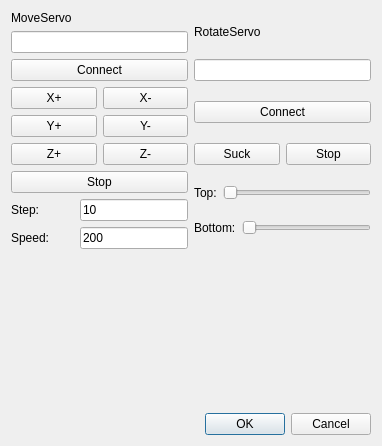
Before: the Qt Designer form servotestdialog.ui in wh201906/Pharmacy_Robot, drawn with Qt 5.
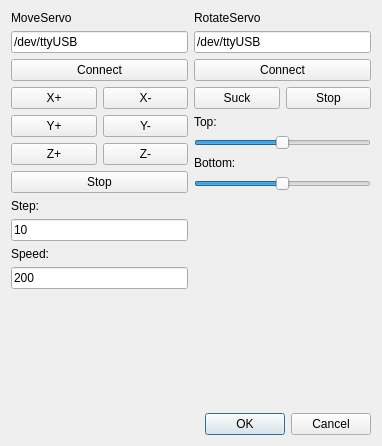
After: the same form once the commit is applied.

```diff
--- a/servotestdialog.ui
+++ b/servotestdialog.ui
@@ -11,7 +11,7 @@
    </rect>
   </property>
   <property name="windowTitle">
-   <string>Dialog</string>
+   <string>ServoTest</string>
   </property>
   <layout class="QVBoxLayout" name="verticalLayout_3">
    <item>
@@ -32,7 +32,11 @@
         </widget>
        </item>
        <item>
-        <widget class="QLineEdit" name="movePortEdit"/>
+        <widget class="QLineEdit" name="movePortEdit">
+         <property name="text">
+          <string>/dev/ttyUSB</string>
+         </property>
+        </widget>
        </item>
        <item>
         <widget class="QPushButton" name="moveConnectButton">
@@ -95,30 +99,12 @@
         </widget>
        </item>
        <item>
-        <layout class="QHBoxLayout" name="horizontalLayout">
-         <item>
           <widget class="QLabel" name="label_3">
            <property name="text">
             <string>Step:</string>
            </property>
           </widget>
          </item>
-         <item>
-          <spacer name="horizontalSpacer">
-           <property name="orientation">
-            <enum>Qt::Horizontal</enum>
-           </property>
-           <property name="sizeType">
-            <enum>QSizePolicy::MinimumExpanding</enum>
-           </property>
-           <property name="sizeHint" stdset="0">
-            <size>
-             <width>30</width>
-             <height>20</height>
-            </size>
-           </property>
-          </spacer>
-         </item>
          <item>
           <widget class="QLineEdit" name="moveStepEdit">
            <property name="text">
@@ -126,10 +112,6 @@
            </property>
           </widget>
          </item>
-        </layout>
-       </item>
-       <item>
-        <layout class="QHBoxLayout" name="horizontalLayout_2">
          <item>
           <widget class="QLabel" name="label_4">
            <property name="text">
@@ -137,22 +119,6 @@
            </property>
           </widget>
          </item>
-         <item>
-          <spacer name="horizontalSpacer_2">
-           <property name="orientation">
-            <enum>Qt::Horizontal</enum>
-           </property>
-           <property name="sizeType">
-            <enum>QSizePolicy::MinimumExpanding</enum>
-           </property>
-           <property name="sizeHint" stdset="0">
-            <size>
-             <width>20</width>
-             <height>20</height>
-            </size>
-           </property>
-          </spacer>
-         </item>
          <item>
           <widget class="QLineEdit" name="moveSpeedEdit">
            <property name="text">
@@ -162,8 +128,6 @@
          </item>
         </layout>
        </item>
-      </layout>
-     </item>
      <item>
       <layout class="QVBoxLayout" name="verticalLayout_2">
        <item>
@@ -180,7 +144,11 @@
         </widget>
        </item>
        <item>
-        <widget class="QLineEdit" name="rotatePortEdit"/>
+        <widget class="QLineEdit" name="rotatePortEdit">
+         <property name="text">
+          <string>/dev/ttyUSB</string>
+         </property>
+        </widget>
        </item>
        <item>
         <widget class="QPushButton" name="rotateConnectButton">
@@ -208,8 +176,6 @@
         </layout>
        </item>
        <item>
-        <layout class="QHBoxLayout" name="horizontalLayout_4">
-         <item>
           <widget class="QLabel" name="label_5">
            <property name="text">
             <string>Top:</string>
@@ -227,15 +193,14 @@
            <property name="pageStep">
             <number>100</number>
            </property>
+         <property name="value">
+          <number>1500</number>
+         </property>
            <property name="orientation">
             <enum>Qt::Horizontal</enum>
            </property>
           </widget>
          </item>
-        </layout>
-       </item>
-       <item>
-        <layout class="QHBoxLayout" name="horizontalLayout_5">
          <item>
           <widget class="QLabel" name="label_6">
            <property name="text">
@@ -254,12 +219,26 @@
            <property name="pageStep">
             <number>100</number>
            </property>
+         <property name="value">
+          <number>1500</number>
+         </property>
            <property name="orientation">
             <enum>Qt::Horizontal</enum>
            </property>
           </widget>
          </item>
-        </layout>
+       <item>
+        <spacer name="verticalSpacer_2">
+         <property name="orientation">
+          <enum>Qt::Vertical</enum>
+         </property>
+         <property name="sizeHint" stdset="0">
+          <size>
+           <width>20</width>
+           <height>40</height>
+          </size>
+         </property>
+        </spacer>
        </item>
       </layout>
      </item>
```
Lines whose indentation alone changed are shown as unchanged.
